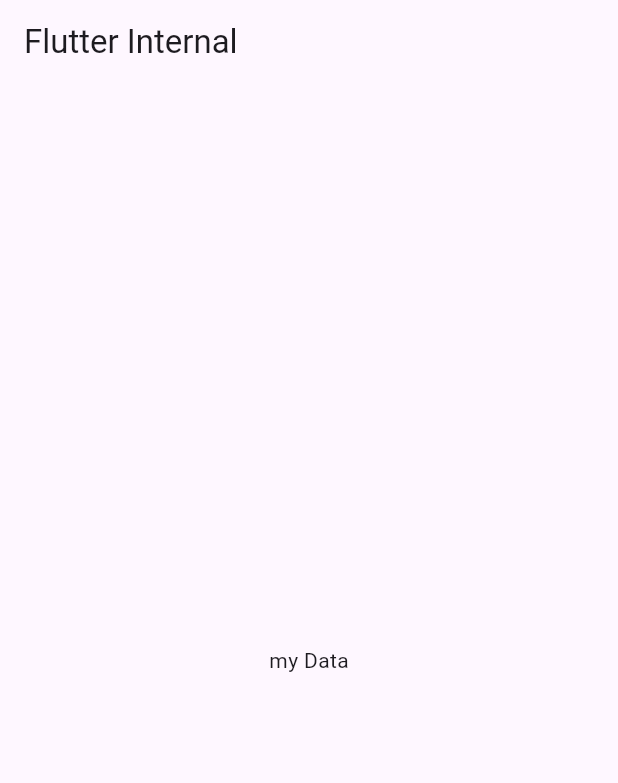
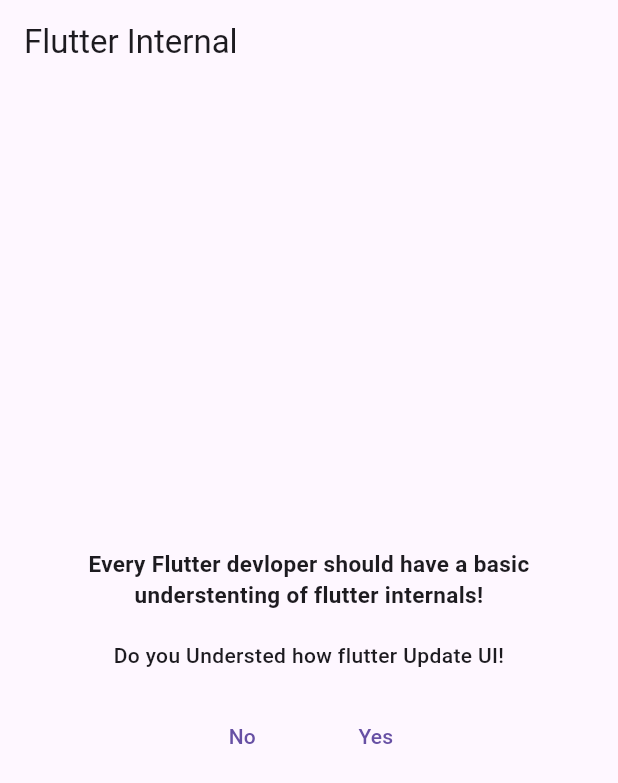
Before and after one commit to DeepakMewada20/flutter-Internales, a Flutter app: the screen it shows after launch, on a phone screen of 412 x 824 dp. Shown: the top 783 px of the screen. Run offline on Flutter 3.47's test engine with Material 3 defaults, Android fonts, the phone set to English and light mode, and no system bars.

Commit message:
I learn when build() method call again and again then is chech every widget for any change occrer or not and unneccesary time wiest, then only which widget change only this widget make statefulwidget and also remaning widget make stateleswidget

```diff
--- /dev/null
+++ b/lib/demo_butten.dart
@@ -0,0 +1,49 @@
+import 'package:flutter/widgets.dart';
+import 'package:flutter/material.dart';
+class DemoButten extends StatefulWidget {
+  const DemoButten({super.key});
+
+  @override
+  State<DemoButten> createState() {
+    return _DemoButten();
+  }
+}
+
+class _DemoButten extends State<DemoButten> {
+  bool _ishaveNolage = false;
+  void _isture(bool value) {
+    setState(() {
+      _ishaveNolage = value;
+    });
+  }
+
+  @override
+  Widget build(BuildContext context) {
+    return Column(
+      mainAxisSize: MainAxisSize.min,
+      children: [
+        Row(
+          mainAxisAlignment: MainAxisAlignment.center,
+          children: [
+            TextButton(
+              onPressed: () {
+                _isture(false);
+              },
+              child: const Text("No"),
+            ),
+            const SizedBox(
+              width: 25,
+            ),
+            TextButton(
+              onPressed: () {
+                _isture(true);
+              },
+              child: const Text("Yes"),
+            ),
+          ],
+        ),
+        if (_ishaveNolage) const Text("Awesome!"),
+      ],
+    );
+  }
+}
--- a/lib/ui_updates_demo.dart
+++ b/lib/ui_updates_demo.dart
@@ -1,23 +1,44 @@
+import 'package:flutter/material.dart';
 import 'package:flutter/widgets.dart';
+import 'package:flutter_internals/demo_butten.dart';
 
-class UiUpdatesDemo extends StatefulWidget {
+class UiUpdatesDemo extends StatelessWidget {
   const UiUpdatesDemo({super.key});
-  @override
-  State<StatefulWidget> createState() {
-    return _UiUpdatesDemo();
-  }
-}
 
-class _UiUpdatesDemo extends State<UiUpdatesDemo> {
+
   @override
   Widget build(BuildContext context) {
-    return const Center(
-      child: Column(
-        //crossAxisAlignment: CrossAxisAlignment.center,
-        mainAxisSize: MainAxisSize.min,
-        children: [
-          Text("my Data"),
-        ],
+    return const Padding(
+      padding:  EdgeInsets.all(15.0),
+      child: Center(
+        child: Column(
+          crossAxisAlignment: CrossAxisAlignment.center,
+          mainAxisSize: MainAxisSize.min,
+          children: [
+             Text(
+              "Every Flutter devloper should have a basic understenting of flutter internals!",
+              textAlign: TextAlign.center,
+              style: TextStyle(
+                fontWeight: FontWeight.bold,
+                fontSize: 15,
+              ),
+            ),
+             SizedBox(
+              height: 20,
+            ),
+             Text(
+              "Do you Understed how flutter Update UI! ",
+              textAlign: TextAlign.center,
+              style: TextStyle(
+                fontWeight: FontWeight.w500,
+              ),
+            ),
+             SizedBox(
+              height: 20,
+            ),
+            DemoButten(),
+          ],
+        ),
       ),
     );
   }
```
Also changed, not shown: lib/keys/key.dart (added).
